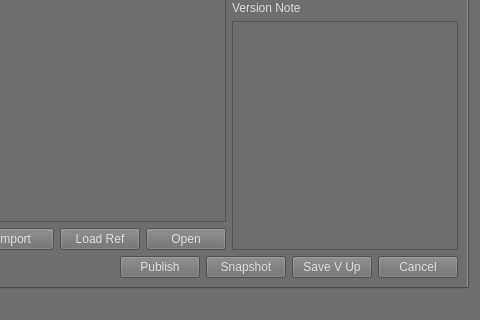
Old version of the form ui/superSaver_UI.ui in the repository SleepDeprivedVFX/versionUp; both pictures show x 489 to 969 and y 378 to 698 of the 969 by 698 pixel window.
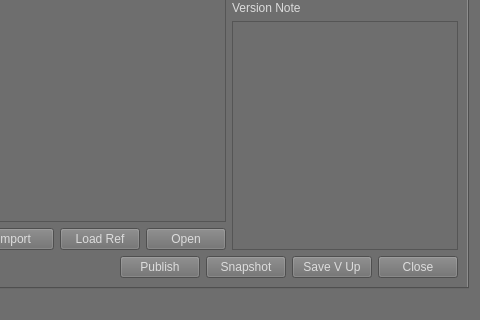
New version of the form.

```diff
--- a/ui/superSaver_UI.ui
+++ b/ui/superSaver_UI.ui
@@ -740,7 +740,7 @@
             <string>Esc</string>
            </property>
            <property name="text">
-            <string>Cancel</string>
+            <string>Close</string>
            </property>
           </widget>
          </item>
```
